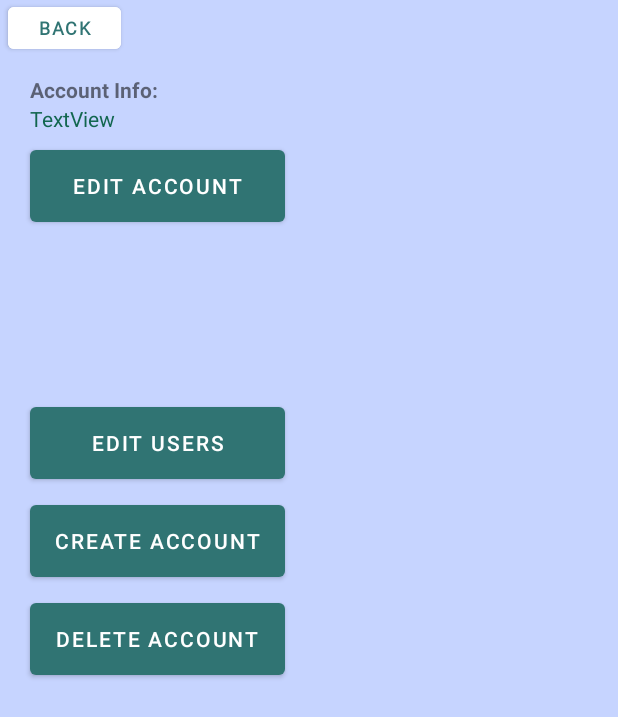
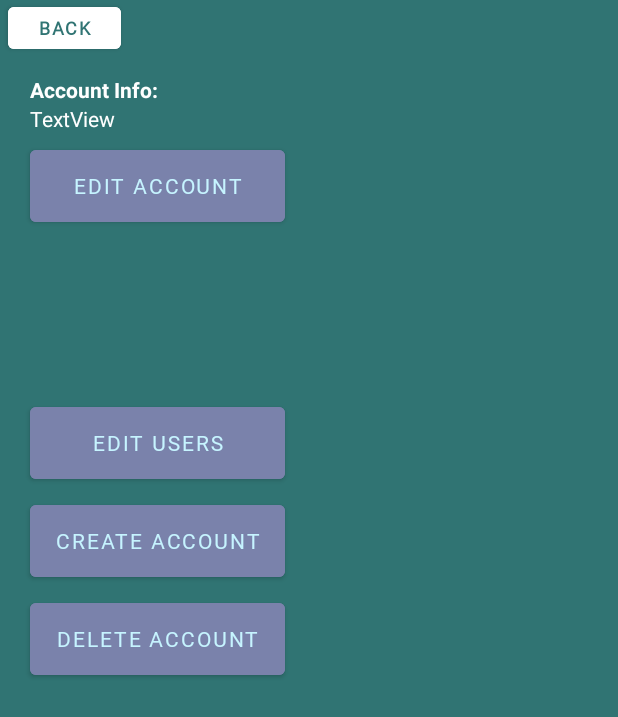
Before and after one commit to Team29Cosc310/assignment2, an Android app: the settingsActivity screen opened directly, with no data from a screen before it, on a phone screen of 412 x 824 dp. Shown: the top 717 px of the screen. Run offline under Robolectric (Android 15) with nearby library versions, the phone set to English and light mode, and no system bars; our stand-ins replace Firebase (no records; nobody signed in at launch, a user with empty details on screens opened directly); 1 statement that could not run was skipped.

Commit message:
Update activity_settings.xml

```diff
--- a/app/src/main/res/layout/activity_settings.xml
+++ b/app/src/main/res/layout/activity_settings.xml
@@ -4,7 +4,7 @@
     xmlns:tools="http://schemas.android.com/tools"
     android:layout_width="match_parent"
     android:layout_height="match_parent"
-    android:background="#C6D4FF"
+    android:background="@color/myrtle_green"
     tools:context=".settingsActivity">
 
 
@@ -39,6 +39,7 @@
             android:layout_height="wrap_content"
             android:layout_marginLeft="20dp"
             android:text="Account Info:"
+            android:textColor="@color/white"
             android:textStyle="bold" />
 
         <TextView
@@ -47,7 +48,7 @@
             android:layout_height="wrap_content"
             android:layout_marginLeft="20dp"
             android:text="TextView"
-            android:textColor="@color/bottle_green" />
+            android:textColor="@color/white" />
 
         <Button
             android:id="@+id/createAccBut"
@@ -56,7 +57,10 @@
             android:layout_marginLeft="20dp"
             android:layout_marginTop="5dp"
             android:onClick="editAccount"
-            android:text="Edit Account" />
+            android:text="Edit Account"
+            android:textColor="@color/lavender_blue"
+            android:backgroundTint="@color/rhythm"
+            android:fontFamily="@font/americantypewriter" />
     </LinearLayout>
 
     <LinearLayout
@@ -80,7 +84,10 @@
             android:layout_marginLeft="20dp"
             android:layout_marginBottom="5dp"
             android:onClick="editUsers"
-            android:text="Edit Users" />
+            android:text="Edit Users"
+            android:textColor="@color/lavender_blue"
+            android:backgroundTint="@color/rhythm"
+            android:fontFamily="@font/americantypewriter"/>
 
         <Button
             android:id="@+id/editAccBut"
@@ -89,7 +96,10 @@
             android:layout_marginLeft="20dp"
             android:layout_marginBottom="5dp"
             android:onClick="createAccount"
-            android:text="Create Account" />
+            android:text="Create Account"
+            android:textColor="@color/lavender_blue"
+            android:backgroundTint="@color/rhythm"
+            android:fontFamily="@font/americantypewriter" />
 
         <Button
             android:id="@+id/delAccBut"
@@ -97,7 +107,10 @@
             android:layout_height="60dp"
             android:layout_marginLeft="20dp"
             android:onClick="deleteAccount"
-            android:text="Delete Account" />
+            android:text="Delete Account"
+            android:textColor="@color/lavender_blue"
+            android:backgroundTint="@color/rhythm"
+            android:fontFamily="@font/americantypewriter" />
     </LinearLayout>
 
 </androidx.constraintlayout.widget.ConstraintLayout>
```
